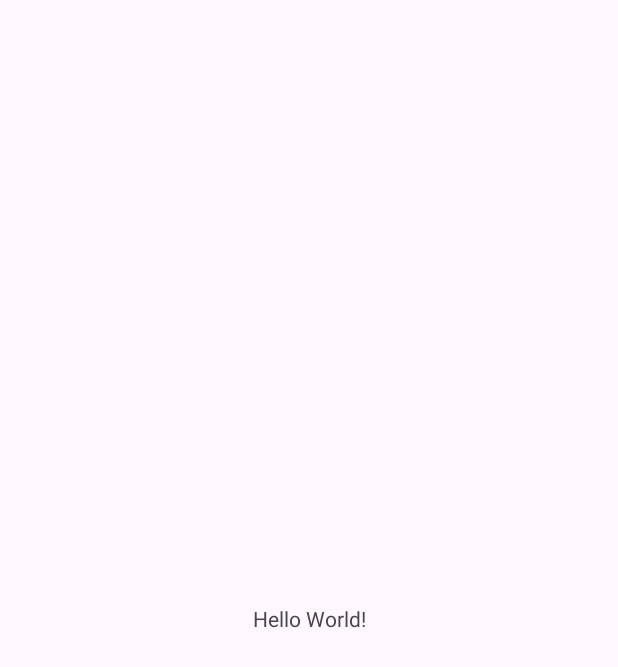
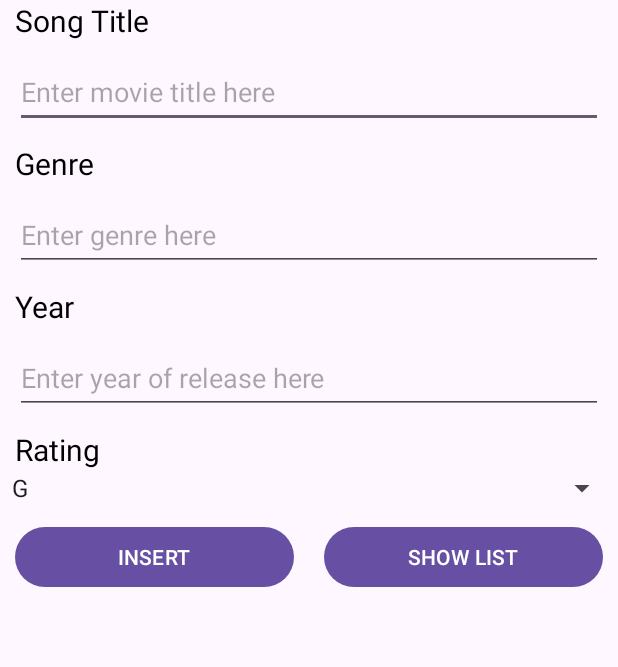
Before and after one commit to Laxue/MoreMoviesLesson12, an Android app: the screen it shows after launch (MainActivity), on a phone screen of 412 x 824 dp. Before the commit the part shown is almost empty. Shown: the top 667 px of the screen. Run offline under Robolectric (Android 15) with nearby library versions, the phone set to English and light mode, and no system bars.

Commit message:
Why is android studio so hard

```diff
--- a/app/src/main/AndroidManifest.xml
+++ b/app/src/main/AndroidManifest.xml
@@ -13,6 +13,9 @@
         android:theme="@style/Theme.Movies"
         tools:targetApi="31">
         <activity
+            android:name=".MoviesList"
+            android:exported="false" />
+        <activity
             android:name=".MainActivity"
             android:exported="true">
             <intent-filter>
--- a/app/src/main/java/sg/edu/rp/c346/id22017723/movies/MainActivity.java
+++ b/app/src/main/java/sg/edu/rp/c346/id22017723/movies/MainActivity.java
@@ -2,13 +2,80 @@ package sg.edu.rp.c346.id22017723.movies;
 
 import androidx.appcompat.app.AppCompatActivity;
 
+import android.content.Intent;
 import android.os.Bundle;
+import android.view.View;
+import android.widget.ArrayAdapter;
+import android.widget.Button;
+import android.widget.EditText;
+import android.widget.Spinner;
+import android.widget.Toast;
+
+import java.util.ArrayList;
 
 public class MainActivity extends AppCompatActivity {
+
+    EditText etTitle, etGenre, etYear;
+    Spinner ratingSpinner;
+    Button btnInsert, btnShow;
+
+    ArrayList<data> al;
+    ArrayAdapter<data> adapter;
 
     @Override
     protected void onCreate(Bundle savedInstanceState) {
         super.onCreate(savedInstanceState);
         setContentView(R.layout.activity_main);
+
+        etTitle = findViewById(R.id.etTitle);
+        etGenre = findViewById(R.id.etGenre);
+        etYear = findViewById(R.id.etYear);
+        btnInsert = findViewById(R.id.btnUpdate);
+        btnShow = findViewById(R.id.btnDelete);
+        ratingSpinner = findViewById(R.id.spinner);
+
+        // Create an ArrayAdapter using the string array and a default spinner layout
+        ArrayAdapter<CharSequence> spinnerAdapter = ArrayAdapter.createFromResource(this,
+                R.array.ratings_array, android.R.layout.simple_spinner_item);
+        // Specify the layout to use when the list of choices appears
+        spinnerAdapter.setDropDownViewResource(android.R.layout.simple_spinner_dropdown_item);
+        // Apply the adapter to the spinner
+        ratingSpinner.setAdapter(spinnerAdapter);
+
+        al = new ArrayList<>();
+        adapter = new ArrayAdapter<>(this, android.R.layout.simple_list_item_1, al);
+
+        btnInsert.setOnClickListener(new View.OnClickListener() {
+            @Override
+            public void onClick(View v) {
+                // Get user input
+                String title = etTitle.getText().toString();
+                String genre = etGenre.getText().toString();
+                String yearStr = etYear.getText().toString().trim();
+                int year = Integer.parseInt(yearStr);
+                String rating = ratingSpinner.getSelectedItem().toString();
+
+                // Insert movie into database
+                DBHelper db = new DBHelper(MainActivity.this);
+                db.insertMovie(title, genre, year, rating);
+                db.close();
+
+                // Clear the input fields
+                etTitle.setText("");
+                etGenre.setText("");
+                etYear.setText("");
+
+                Toast.makeText(MainActivity.this, "Movie inserted!", Toast.LENGTH_LONG).show();
+            }
+        });
+
+        btnShow.setOnClickListener(new View.OnClickListener() {
+            @Override
+            public void onClick(View v) {
+                // Start SecondActivity to show the list of movies
+                Intent intent = new Intent(MainActivity.this, MoviesList.class);
+                startActivity(intent);
+            }
+        });
     }
 }
--- a/app/src/main/res/layout/activity_main.xml
+++ b/app/src/main/res/layout/activity_main.xml
@@ -1,18 +1,108 @@
 <?xml version="1.0" encoding="utf-8"?>
-<androidx.constraintlayout.widget.ConstraintLayout xmlns:android="http://schemas.android.com/apk/res/android"
+<LinearLayout xmlns:android="http://schemas.android.com/apk/res/android"
     xmlns:app="http://schemas.android.com/apk/res-auto"
     xmlns:tools="http://schemas.android.com/tools"
     android:layout_width="match_parent"
     android:layout_height="match_parent"
-    tools:context=".MainActivity">
+    tools:context=".MainActivity"
+    android:orientation="vertical">
 
     <TextView
-        android:layout_width="wrap_content"
+        android:id="@+id/songTitle"
+        android:layout_width="match_parent"
         android:layout_height="wrap_content"
-        android:text="Hello World!"
-        app:layout_constraintBottom_toBottomOf="parent"
-        app:layout_constraintEnd_toEndOf="parent"
-        app:layout_constraintStart_toStartOf="parent"
-        app:layout_constraintTop_toTopOf="parent" />
+        android:layout_marginLeft="10dp"
+        android:text="Song Title"
+        android:textColor="@color/black"
+        android:textSize="20dp" />
 
-</androidx.constraintlayout.widget.ConstraintLayout>
+    <EditText
+        android:id="@+id/etTitle"
+        android:layout_width="match_parent"
+        android:layout_height="wrap_content"
+        android:layout_margin="10dp"
+        android:ems="10"
+        android:hint="Enter movie title here"
+        android:inputType="textPersonName"
+        android:minHeight="48dp" />
+
+    <TextView
+        android:id="@+id/Genre"
+        android:layout_width="match_parent"
+        android:layout_height="wrap_content"
+        android:layout_marginLeft="10dp"
+        android:text="Genre"
+        android:textColor="@color/black"
+        android:textSize="20dp" />
+
+    <EditText
+        android:id="@+id/etGenre"
+        android:layout_width="match_parent"
+        android:layout_height="wrap_content"
+        android:layout_margin="10dp"
+        android:ems="10"
+        android:hint="Enter genre here"
+        android:inputType="textPersonName"
+        android:minHeight="48dp" />
+
+    <TextView
+        android:id="@+id/year"
+        android:layout_width="match_parent"
+        android:layout_height="wrap_content"
+        android:text="Year"
+        android:textSize="20dp"
+        android:layout_marginLeft="10dp"
+        android:textColor="@color/black"/>
+
+    <EditText
+        android:id="@+id/etYear"
+        android:layout_width="match_parent"
+        android:layout_height="wrap_content"
+        android:layout_margin="10dp"
+        android:ems="10"
+        android:hint="Enter year of release here"
+        android:inputType="textPersonName"
+        android:minHeight="48dp" />
+
+    <TextView
+        android:id="@+id/Rating"
+        android:layout_width="match_parent"
+        android:layout_height="wrap_content"
+        android:layout_marginLeft="10dp"
+        android:text="Rating"
+        android:textColor="@color/black"
+        android:textSize="20dp" />
+
+
+    <Spinner
+        android:id="@+id/spinner"
+        android:layout_width="match_parent"
+        android:layout_height="wrap_content" />
+
+    <LinearLayout
+        android:id="@+id/rating"
+        android:layout_width="match_parent"
+        android:layout_height="wrap_content"
+        android:orientation="horizontal">
+
+        <Button
+            android:id="@+id/btnUpdate"
+            android:layout_width="match_parent"
+            android:layout_height="wrap_content"
+            android:layout_margin="10dp"
+            android:layout_weight="1"
+            android:text="INSERT"
+            />
+
+        <Button
+            android:id="@+id/btnDelete"
+            android:layout_width="match_parent"
+            android:layout_height="wrap_content"
+            android:layout_margin="10dp"
+            android:layout_weight="1"
+            android:text="SHOW LIST"
+            />
+
+    </LinearLayout>
+
+</LinearLayout>
--- a/app/src/main/res/values/strings.xml
+++ b/app/src/main/res/values/strings.xml
@@ -1,3 +1,13 @@
 <resources>
     <string name="app_name">Movies</string>
+
+    <string-array name="ratings_array">
+        <item>G</item>
+        <item>PG</item>
+        <item>PG13</item>
+        <item>NC16</item>
+        <item>M18</item>
+        <item>R21</item>
+    </string-array>
+
 </resources>
```
Also changed, not shown: app/src/main/java/sg/edu/rp/c346/id22017723/movies/CustomAdapter.java (added, +57 -0 lines), app/src/main/java/sg/edu/rp/c346/id22017723/movies/DBHelper.java (added, +153 -0 lines), app/src/main/java/sg/edu/rp/c346/id22017723/movies/MoviesList.java (added, +85 -0 lines), app/src/main/java/sg/edu/rp/c346/id22017723/movies/data.java (added, +58 -0 lines), app/src/main/res/layout/activity_movies_list.xml (added, +19 -0 lines), app/src/main/res/layout/row.xml (added, +41 -0 lines), app/src/main/res/drawable/rating_g.jpg (added), app/src/main/res/drawable/rating_m18.jpg (added), app/src/main/res/drawable/rating_nc16.jpg (added), app/src/main/res/drawable/rating_pg.jpg (added), app/src/main/res/drawable/rating_pg13.jpg (added), app/src/main/res/drawable/rating_r21.jpg (added).
